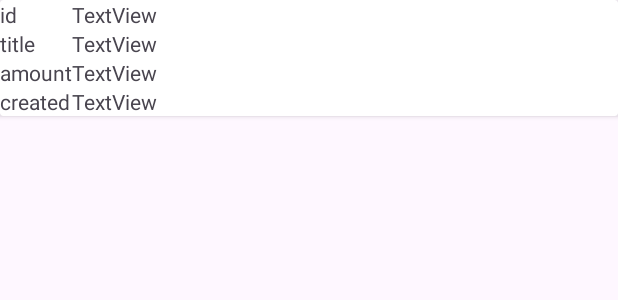
After one commit to HardcatAntoine/TestAppAuth, an Android app: the layout item_payments.xml on its own in the app's theme, with its tools: preview values and no code run, on a phone screen of 412 x 824 dp. The commit adds this screen. Shown: the top 300 px of the screen. Run offline under Robolectric (Android 15) with nearby library versions, the phone set to English and light mode, and no system bars.

Commit message:
add payments fragment

```diff
--- a/app/src/main/java/com/example/mytest/aeon/data/remote/ApiService.kt
+++ b/app/src/main/java/com/example/mytest/aeon/data/remote/ApiService.kt
@@ -1,5 +1,6 @@
 package com.example.mytest.aeon.data.remote
 
+import com.example.mytest.aeon.data.model.PaymentsResponse
 import com.example.mytest.aeon.data.model.TokenResponse
 import retrofit2.http.Body
 import retrofit2.http.GET
@@ -19,5 +20,5 @@ interface ApiService {
         @Header("app-key") apiKey: String,
         @Header("v") v: String,
         @Header("token") token: String
-    ): List<String>
+    ): PaymentsResponse
 }
--- a/app/src/main/java/com/example/mytest/aeon/data/repo/LoginRepository.kt
+++ b/app/src/main/java/com/example/mytest/aeon/data/repo/LoginRepository.kt
@@ -1,6 +1,8 @@
 package com.example.mytest.aeon.data.repo
 
 import com.example.mytest.aeon.data.local.Preferences
+import com.example.mytest.aeon.data.model.Payments
+import com.example.mytest.aeon.data.model.PaymentsResponse
 import com.example.mytest.aeon.data.model.TokenResponse
 import com.example.mytest.aeon.data.remote.ApiService
 import com.example.mytest.aeon.utils.APP_KEY
@@ -21,7 +23,7 @@ class LoginRepository @Inject constructor(
         )
     }
 
-    suspend fun getPaymentsList(token: String): List<String> {
+    suspend fun getPaymentsList(token: String): PaymentsResponse {
         return apiService.getPaymentsList(
             apiKey = APP_KEY,
             v = V_KEY,
--- a/app/src/main/java/com/example/mytest/aeon/view/LoginFragment.kt
+++ b/app/src/main/java/com/example/mytest/aeon/view/LoginFragment.kt
@@ -29,8 +29,7 @@ class LoginFragment : Fragment() {
 
     override fun onViewCreated(view: View, savedInstanceState: Bundle?) {
         super.onViewCreated(view, savedInstanceState)
-
-
+        if (viewModel.getSavedToken().isNullOrEmpty()) {
             binding.btnSignIn.setOnClickListener {
                 val login = binding.login.text.toString()
                 val password = binding.password.text.toString()
@@ -47,6 +46,9 @@ class LoginFragment : Fragment() {
                     }
                 }
             }
+        } else {
+            findNavController().navigate(R.id.action_loginFragment_to_paymentsFragment)
+        }
     }
 
     private fun showAlertDialog() {
--- a/app/src/main/java/com/example/mytest/aeon/viewmodel/LoginViewModel.kt
+++ b/app/src/main/java/com/example/mytest/aeon/viewmodel/LoginViewModel.kt
@@ -21,4 +21,8 @@ class LoginViewModel @Inject constructor(
         repository.saveToken(token)
         return token
     }
+
+    fun getSavedToken(): String? {
+        return repository.getSavedToken()
+    }
 }
--- /dev/null
+++ b/app/src/main/res/layout/item_payments.xml
@@ -0,0 +1,76 @@
+<?xml version="1.0" encoding="utf-8"?>
+<FrameLayout xmlns:android="http://schemas.android.com/apk/res/android"
+    android:layout_width="match_parent"
+    android:layout_height="match_parent">
+
+    <androidx.cardview.widget.CardView
+        android:layout_width="match_parent"
+        android:layout_height="wrap_content" >
+
+        <LinearLayout
+            android:layout_width="match_parent"
+            android:layout_height="match_parent"
+            android:orientation="horizontal">
+
+            <LinearLayout
+                android:layout_width="wrap_content"
+                android:layout_height="match_parent"
+                android:orientation="vertical">
+
+                <TextView
+                    android:id="@+id/textView"
+                    android:layout_width="match_parent"
+                    android:layout_height="wrap_content"
+                    android:text="id" />
+
+                <TextView
+                    android:id="@+id/textView2"
+                    android:layout_width="match_parent"
+                    android:layout_height="wrap_content"
+                    android:text="title" />
+
+                <TextView
+                    android:id="@+id/textView3"
+                    android:layout_width="match_parent"
+                    android:layout_height="wrap_content"
+                    android:text="amount" />
+
+                <TextView
+                    android:id="@+id/textView4"
+                    android:layout_width="match_parent"
+                    android:layout_height="wrap_content"
+                    android:text="created" />
+            </LinearLayout>
+
+            <LinearLayout
+                android:layout_width="match_parent"
+                android:layout_height="match_parent"
+                android:orientation="vertical">
+
+                <TextView
+                    android:id="@+id/tv_id"
+                    android:layout_width="match_parent"
+                    android:layout_height="wrap_content"
+                    android:text="TextView" />
+
+                <TextView
+                    android:id="@+id/tv_title"
+                    android:layout_width="match_parent"
+                    android:layout_height="wrap_content"
+                    android:text="TextView" />
+
+                <TextView
+                    android:id="@+id/tv_amount"
+                    android:layout_width="match_parent"
+                    android:layout_height="wrap_content"
+                    android:text="TextView" />
+
+                <TextView
+                    android:id="@+id/tv_created"
+                    android:layout_width="match_parent"
+                    android:layout_height="wrap_content"
+                    android:text="TextView" />
+            </LinearLayout>
+        </LinearLayout>
+    </androidx.cardview.widget.CardView>
+</FrameLayout>
```
Also changed, not shown: app/src/main/java/com/example/mytest/aeon/data/local/Preferences.kt (+7 -4 lines), app/src/main/java/com/example/mytest/aeon/view/PaymentsFragment.kt (+8 -0 lines), app/src/main/java/com/example/mytest/aeon/viewmodel/PaymentsViewModel.kt (added, +25 -0 lines). Lines whose indentation alone changed are shown as unchanged.
